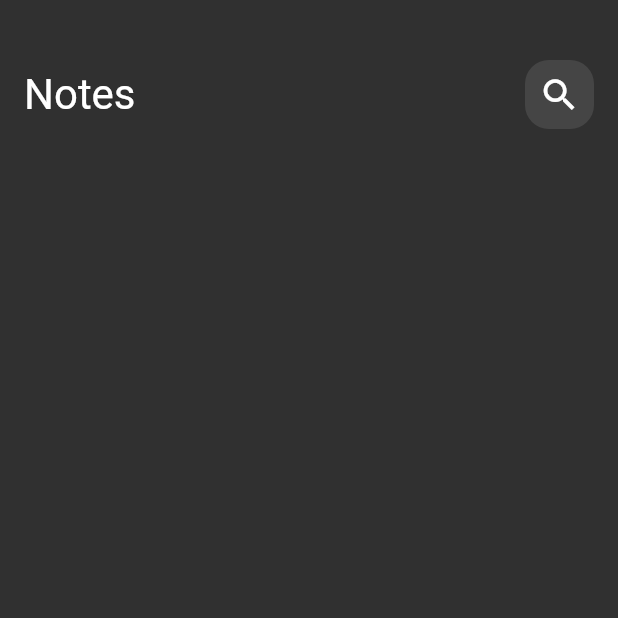
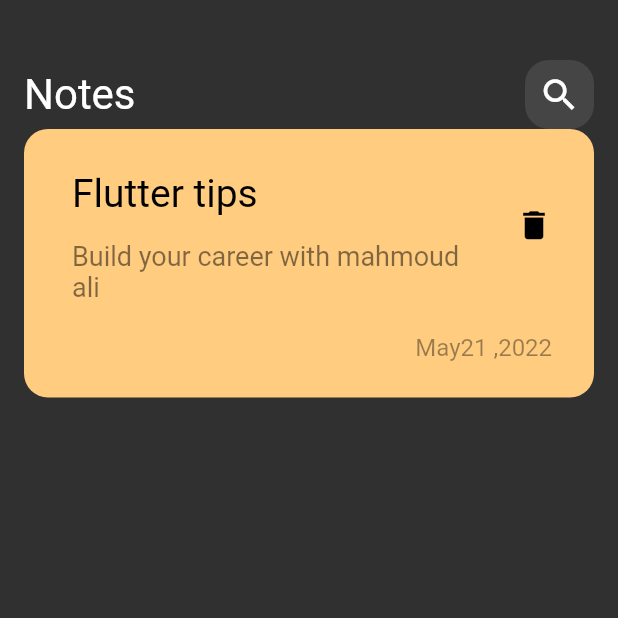
Before and after one commit to MahmoudAli0/notes_app, a Flutter app: the screen it shows after launch, on a phone screen of 412 x 824 dp, the top half of it. Run offline on Flutter 3.47's test engine with Material 2 defaults, Android fonts, the phone set to English and light mode, and no system bars.

Commit message:
update the noteScreen file and create the customNoteItem design

```diff
--- /dev/null
+++ b/lib/NoteItem.dart
@@ -0,0 +1,36 @@
+import 'package:flutter/material.dart';
+class NoteItem extends StatelessWidget {
+  const NoteItem({Key? key}) : super(key: key);
+
+  @override
+  Widget build(BuildContext context) {
+    return Container(
+      padding: EdgeInsets.only(top: 24 ,bottom: 24,left: 16 ),
+      decoration: BoxDecoration(
+        color: Color(0xffFFCC80),
+        borderRadius: BorderRadius.circular(16.0),
+      ),
+      child: Column(
+        crossAxisAlignment: CrossAxisAlignment.end,
+        children: [
+          ListTile(
+            title: Text('Flutter tips' ,style: TextStyle(color: Colors.black,fontSize: 26 ),),
+            subtitle: Padding(
+              padding: const EdgeInsets.only(top: 16,bottom: 16),
+              child: Text('Build your career with mahmoud ali ',style: TextStyle(color: Colors.black.withOpacity(0.5),
+                  fontSize: 18 ),),
+            ),
+            trailing: IconButton(
+              onPressed: () {},
+              icon: Icon(Icons.delete ,size : 25 , color: Colors.black,),
+            ),
+          ),
+          Padding(
+            padding: const EdgeInsets.only(right: 24),
+            child: Text('May21 ,2022 ' ,style: TextStyle(color: Colors.black.withOpacity(0.4),fontSize: 16 ),),
+          )
+        ],
+      ),
+    );
+  }
+}
--- a/lib/NotesAppBody.dart
+++ b/lib/NotesAppBody.dart
@@ -1,5 +1,7 @@
 import 'package:flutter/material.dart';
+import 'package:notes_app/NoteItem.dart';
 import 'package:notes_app/custom_app_bar.dart';
+
 class NotesViewBody extends StatelessWidget {
   const NotesViewBody({Key? key}) : super(key: key);
 
@@ -13,6 +15,7 @@ class NotesViewBody extends StatelessWidget {
             height: 40.0,
           ),
           CustomAppBar(),
+          NoteItem(),
         ],
       ),
     );
```
Also changed, not shown: assets/fonts/Poppins-Regular.ttf (added).
